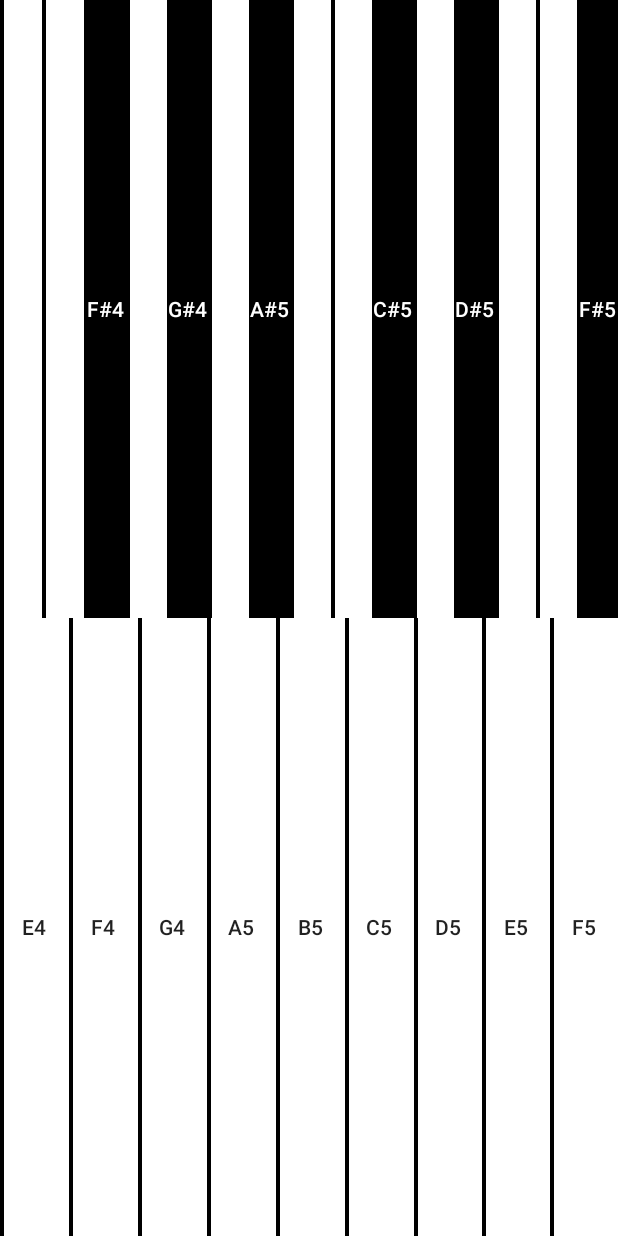
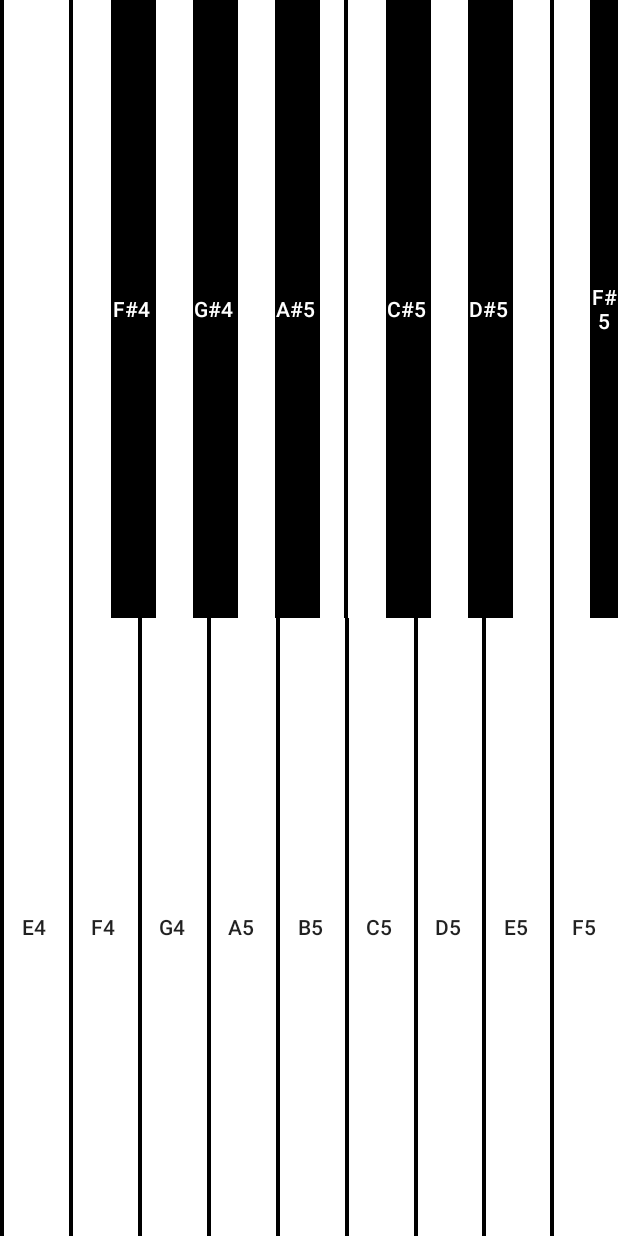
Before and after one commit to bdvanwingerden/SheetMusicTutor, an Android app: the layout keyboard_fragment.xml on its own in the app's theme, with its tools: preview values and no code run, on a phone screen of 412 x 824 dp. Run offline under Robolectric (Android 15) with nearby library versions, the phone set to English and light mode, and no system bars.

Commit message:
Keyboard adjustments
n/a

```diff
--- a/Sheet_Music_Tutor/app/src/main/res/layout/keyboard_fragment.xml
+++ b/Sheet_Music_Tutor/app/src/main/res/layout/keyboard_fragment.xml
@@ -13,7 +13,7 @@
             android:id="@+id/e4u"
             android:layout_width="match_parent"
             android:layout_height="fill_parent"
-            android:layout_weight="1"
+            android:layout_weight=".952"
             android:background="@drawable/border" />
 
         <Button
@@ -68,14 +68,14 @@
             android:id="@+id/b5u"
             android:layout_width="match_parent"
             android:layout_height="fill_parent"
-            android:layout_weight="1"
+            android:layout_weight="1.023"
             android:background="@drawable/border" />
 
         <Button
             android:id="@+id/c5u"
             android:layout_width="match_parent"
             android:layout_height="fill_parent"
-            android:layout_weight="1"
+            android:layout_weight=".999"
             android:background="@drawable/border" />
 
         <Button
@@ -114,14 +114,14 @@
             android:id="@+id/f5u"
             android:layout_width="match_parent"
             android:layout_height="fill_parent"
-            android:layout_weight="1"
+            android:layout_weight="1.002"
             android:background="@drawable/border" />
 
         <Button
             android:id="@+id/fs5"
             android:layout_width="match_parent"
             android:layout_height="match_parent"
-            android:layout_weight="1"
+            android:layout_weight="1.02"
             android:background="@drawable/sharp_key_background"
             android:text="F#5"
             android:textColor="@color/white" />
```
Also changed, not shown: Sheet_Music_Tutor/app/src/main/java/vanwingerdenbarrier/sheetmusictutor/AchievementsListView.java (+5 -5 lines).
